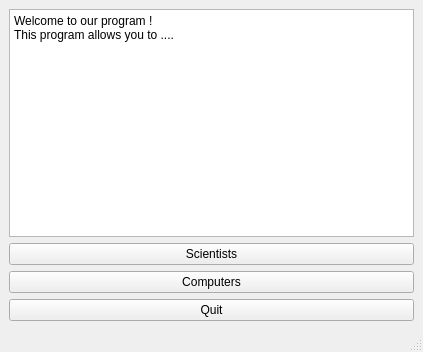
Qt form Verklegt/mainmenu.ui (disaerna/T-113-VLN1) before a commit.
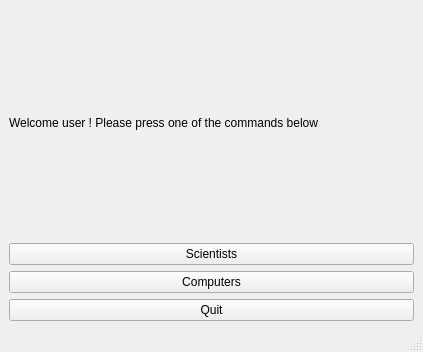
The same form after that commit.

Patch:
```diff
--- a/Verklegt/mainmenu.ui
+++ b/Verklegt/mainmenu.ui
@@ -16,10 +16,9 @@
   <widget class="QWidget" name="centralwidget">
    <layout class="QVBoxLayout" name="verticalLayout">
     <item>
-     <widget class="QPlainTextEdit" name="TextMainMenu">
-      <property name="plainText">
-       <string>Welcome to our program ! 
-This program allows you to ....</string>
+     <widget class="QLabel" name="label">
+      <property name="text">
+       <string>Welcome user ! Please press one of the commands below </string>
       </property>
      </widget>
     </item>
```
